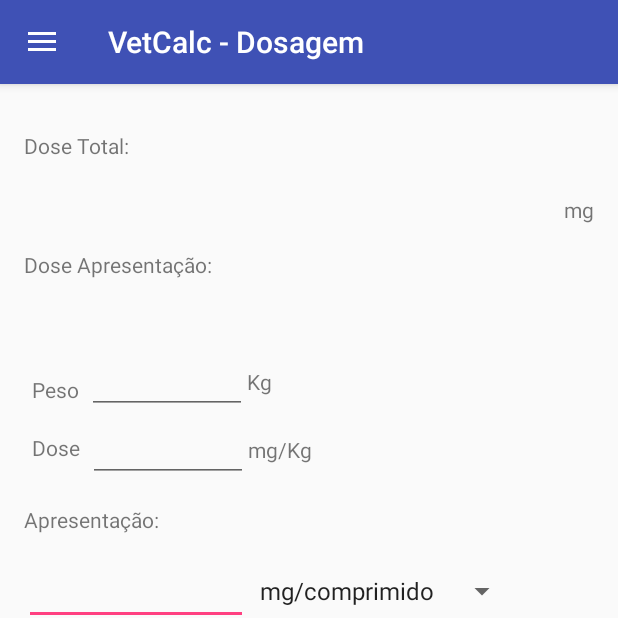
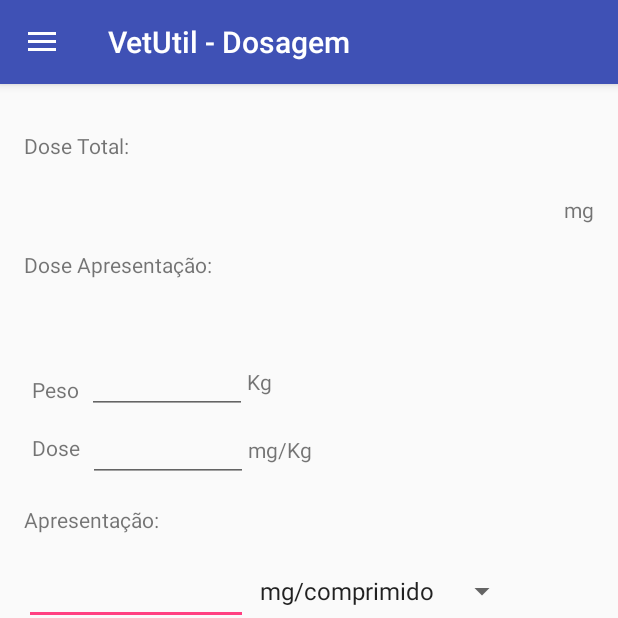
Before and after one commit to petvetbr/VetCalc, an Android app: the screen it shows after launch (Main2), on a phone screen of 412 x 824 dp, the top half of it. Run offline under Robolectric (Android 15) with nearby library versions, the phone set to English and light mode, and no system bars; 3 statements that could not run were skipped.

Commit message:
Colocar strings nos resources

```diff
--- a/app/build.gradle
+++ b/app/build.gradle
@@ -8,7 +8,7 @@ android {
         applicationId "br.blog.fbastos.vetcalc"
         minSdkVersion 15
         targetSdkVersion 23
-        versionCode 2
+        versionCode 3
         versionName "1.0"
     }
     buildTypes {
--- a/app/src/main/java/br/blog/fbastos/vetcalc/Main2.java
+++ b/app/src/main/java/br/blog/fbastos/vetcalc/Main2.java
@@ -22,15 +22,6 @@ public class Main2 extends AppCompatActivity
         Toolbar toolbar = (Toolbar) findViewById(R.id.toolbar);
         setSupportActionBar(toolbar);
 
-//        FloatingActionButton fab = (FloatingActionButton) findViewById(R.id.fab);
-//        fab.setOnClickListener(new View.OnClickListener() {
-//            @Override
-//            public void onClick(View view) {
-//                Snackbar.make(view, "Replace with your own action", Snackbar.LENGTH_LONG)
-//                        .setAction("Action", null).show();
-//            }
-//        });
-
         DrawerLayout drawer = (DrawerLayout) findViewById(R.id.drawer_layout);
         ActionBarDrawerToggle toggle = new ActionBarDrawerToggle(
                 this, drawer, toolbar, R.string.navigation_drawer_open, R.string.navigation_drawer_close);
@@ -40,7 +31,7 @@ public class Main2 extends AppCompatActivity
         NavigationView navigationView = (NavigationView) findViewById(R.id.nav_view);
         navigationView.setNavigationItemSelectedListener(this);
 
-        setTitle("VetCalc - Dosagem");
+        setTitle(R.string.title_dosagem);
         getSupportFragmentManager().beginTransaction()
                 .replace(R.id.raiz, new DosagemFragment())
                 .addToBackStack(null)
@@ -86,20 +77,20 @@ public class Main2 extends AppCompatActivity
         int id = item.getItemId();
 
         if (id == R.id.nav_camera) {
-            setTitle("VetUtil - Dosagem");
+            setTitle(R.string.title_dosagem);
             getSupportFragmentManager().beginTransaction()
                     .replace(R.id.raiz, new DosagemFragment())
                     .addToBackStack(null)
                     .commit();
         } else if (id == R.id.nav_gallery) {
-            setTitle("VetUtil - Data de parto");
+            setTitle(R.string.title_parto);
             getSupportFragmentManager().beginTransaction()
                     .replace(R.id.raiz, new PartoFragment())
                     .addToBackStack(null)
                     .commit();
 
         } else if (id == R.id.nav_slideshow) {
-            setTitle("VetUtil - Parâmetros clínicos");
+            setTitle(R.string.title_param);
             getSupportFragmentManager().beginTransaction()
                     .replace(R.id.raiz, new ParametrosClinicos2Fragment())
                     .addToBackStack(null)
--- a/app/src/main/res/layout/nav_header_main2.xml
+++ b/app/src/main/res/layout/nav_header_main2.xml
@@ -22,13 +22,13 @@
         android:layout_width="match_parent"
         android:layout_height="wrap_content"
         android:paddingTop="@dimen/nav_header_vertical_spacing"
-        android:text="VetUtil"
+        android:text="@string/VetUtil"
         android:textAppearance="@style/TextAppearance.AppCompat.Body1" />
 
     <TextView
         android:id="@+id/textView"
         android:layout_width="wrap_content"
         android:layout_height="wrap_content"
-        android:text="www.fbastos.blog.br" />
+        android:text="www.vetutil.com.br" />
 
 </LinearLayout>
--- a/app/src/main/res/menu/activity_main2_drawer.xml
+++ b/app/src/main/res/menu/activity_main2_drawer.xml
@@ -5,15 +5,15 @@
         <item
             android:id="@+id/nav_camera"
             android:icon="@drawable/drop"
-            android:title="Dosagem" />
+            android:title="@string/dosagem" />
         <item
             android:id="@+id/nav_gallery"
             android:icon="@drawable/ic_calendar"
-            android:title="Data Parto" />
+            android:title="@string/data_parto" />
         <item
             android:id="@+id/nav_slideshow"
             android:icon="@drawable/clip"
-            android:title="Parâmetros clínicos" />
+            android:title="@string/param_clinicos" />
         <!--<item-->
         <!--android:id="@+id/nav_manage"-->
         <!--android:icon="@drawable/ic_menu_manage"-->
--- a/app/src/main/res/values/strings.xml
+++ b/app/src/main/res/values/strings.xml
@@ -20,17 +20,21 @@
         <item>Ovina</item>
         <item>Suína</item>
     </string-array>
-    <string name="title_activity_main2">Main2Activity</string>
+    <string name="title_activity_main2">VetUtil</string>
     <string name="section_format">Hello World from section: %1$d</string>
     <string name="data_parto">Data parto</string>
     <string name="title_activity_prenhez">PrenhezActivity</string>
     <string name="title_activity_dados_clinicos">DadosClinicosActivity</string>
     <string name="title_activity_parametros_clinicos2">ParametrosClinicos2</string>
-
+    <string name="title_dosagem">VetUtil - Dosagem</string>
+    <string name="title_parto">VetUtil - Data de Parto</string>
+    <string name="title_param">VetUtil - Parâmetros clínicos</string>
     <!-- TODO: Remove or change this placeholder text -->
     <string name="hello_blank_fragment">Hello blank fragment</string>
 
     <string name="navigation_drawer_open">Open navigation drawer</string>
     <string name="navigation_drawer_close">Close navigation drawer</string>
     <string name="VetUtil">VetUtil</string>
+    <string name="param_clinicos">Parâmetros clínicos</string>
+    <string name="dosagem">Dosagem</string>
 </resources>
```
Also changed, not shown: app/src/main/res/layout/app_bar_main2.xml (+0 -8 lines).
